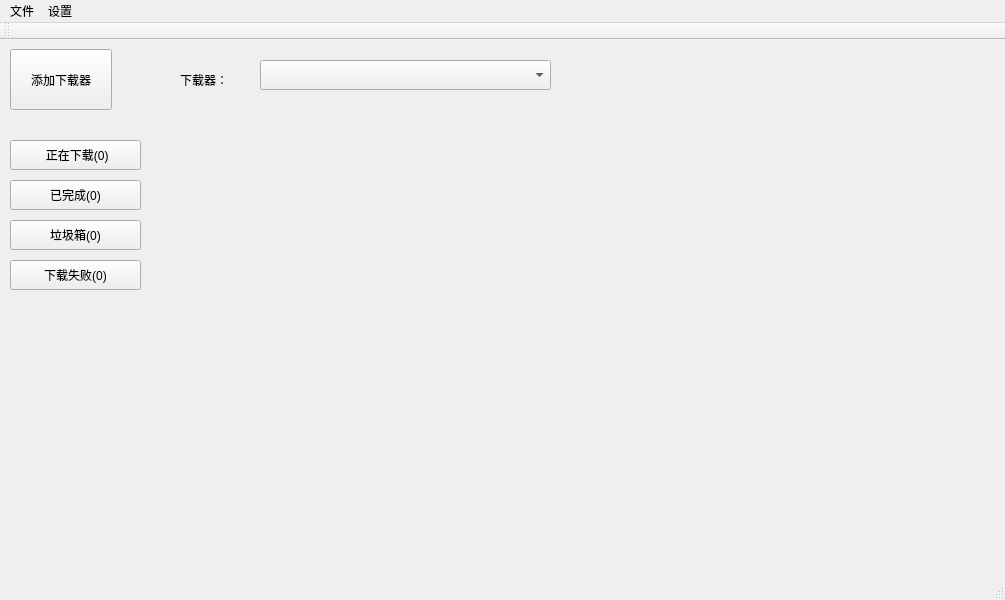
Old version of the form mainwindow.ui in the repository uestcer/thunderXware.
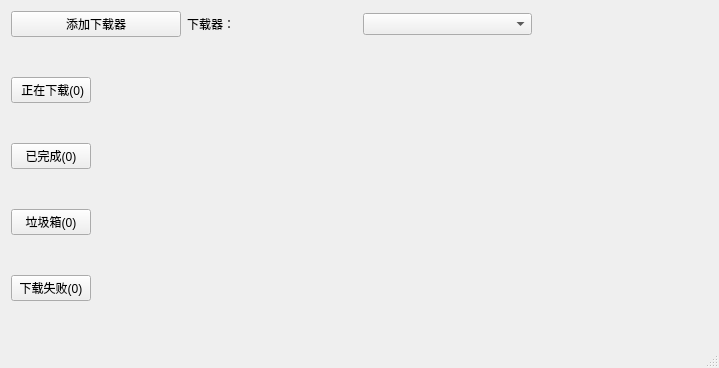
New version of the form.

Patch:
```diff
--- a/mainwindow.ui
+++ b/mainwindow.ui
@@ -6,33 +6,50 @@
    <rect>
     <x>0</x>
     <y>0</y>
-    <width>1005</width>
-    <height>600</height>
+    <width>719</width>
+    <height>368</height>
    </rect>
   </property>
   <property name="windowTitle">
    <string>thunderXware</string>
   </property>
   <widget class="QWidget" name="centralWidget">
-   <widget class="QStackedWidget" name="stackedWidget">
-    <property name="geometry">
-     <rect>
-      <x>165</x>
-      <y>54</y>
-      <width>831</width>
-      <height>471</height>
-     </rect>
-    </property>
-   </widget>
+   <layout class="QGridLayout" name="gridLayout">
+    <item row="0" column="0" colspan="2">
+     <layout class="QHBoxLayout" name="horizontalLayout">
+      <item>
+       <widget class="QPushButton" name="pushButton">
+        <property name="enabled">
+         <bool>true</bool>
+        </property>
+        <property name="text">
+         <string>添加下载器</string>
+        </property>
+       </widget>
+      </item>
+      <item>
+       <widget class="QLabel" name="label">
+        <property name="text">
+         <string>下载器：</string>
+        </property>
+       </widget>
+      </item>
+      <item>
+       <widget class="QComboBox" name="selectDownloader"/>
+      </item>
+      <item>
+       <widget class="QLabel" name="downloaderStatus">
+        <property name="text">
+         <string/>
+        </property>
+       </widget>
+      </item>
+     </layout>
+    </item>
+    <item row="1" column="0">
+     <layout class="QVBoxLayout" name="verticalLayout">
+      <item>
    <widget class="QPushButton" name="buttonDownloading">
-    <property name="geometry">
-     <rect>
-      <x>10</x>
-      <y>100</y>
-      <width>131</width>
-      <height>30</height>
-     </rect>
-    </property>
     <property name="layoutDirection">
      <enum>Qt::LeftToRight</enum>
     </property>
@@ -46,41 +63,23 @@
      <bool>false</bool>
     </property>
    </widget>
+      </item>
+      <item>
    <widget class="QPushButton" name="buttonComplete">
-    <property name="geometry">
-     <rect>
-      <x>10</x>
-      <y>140</y>
-      <width>131</width>
-      <height>30</height>
-     </rect>
-    </property>
     <property name="text">
      <string>已完成(0)</string>
     </property>
    </widget>
+      </item>
+      <item>
    <widget class="QPushButton" name="buttonTrash">
-    <property name="geometry">
-     <rect>
-      <x>10</x>
-      <y>180</y>
-      <width>131</width>
-      <height>30</height>
-     </rect>
-    </property>
     <property name="text">
      <string>垃圾箱(0)</string>
     </property>
    </widget>
+      </item>
+      <item>
    <widget class="QPushButton" name="buttonFail">
-    <property name="geometry">
-     <rect>
-      <x>10</x>
-      <y>220</y>
-      <width>131</width>
-      <height>30</height>
-     </rect>
-    </property>
     <property name="focusPolicy">
      <enum>Qt::StrongFocus</enum>
     </property>
@@ -91,89 +90,13 @@
      <bool>false</bool>
     </property>
    </widget>
-   <widget class="QComboBox" name="selectDownloader">
-    <property name="geometry">
-     <rect>
-      <x>260</x>
-      <y>20</y>
-      <width>291</width>
-      <height>30</height>
-     </rect>
-    </property>
-   </widget>
-   <widget class="QLabel" name="label">
-    <property name="geometry">
-     <rect>
-      <x>180</x>
-      <y>30</y>
-      <width>67</width>
-      <height>20</height>
-     </rect>
-    </property>
-    <property name="text">
-     <string>下载器：</string>
-    </property>
-   </widget>
-   <widget class="QLabel" name="downloaderStatus">
-    <property name="geometry">
-     <rect>
-      <x>560</x>
-      <y>20</y>
-      <width>67</width>
-      <height>20</height>
-     </rect>
-    </property>
-    <property name="text">
-     <string/>
-    </property>
-   </widget>
-   <widget class="QPushButton" name="pushButton">
-    <property name="geometry">
-     <rect>
-      <x>10</x>
-      <y>9</y>
-      <width>102</width>
-      <height>61</height>
-     </rect>
-    </property>
-    <property name="text">
-     <string>添加下载器</string>
-    </property>
-   </widget>
-  </widget>
-  <widget class="QMenuBar" name="menuBar">
-   <property name="geometry">
-    <rect>
-     <x>0</x>
-     <y>0</y>
-     <width>1005</width>
-     <height>28</height>
-    </rect>
-   </property>
-   <widget class="QMenu" name="menu">
-    <property name="title">
-     <string>文件</string>
-    </property>
-   </widget>
-   <widget class="QMenu" name="menu_2">
-    <property name="title">
-     <string>设置</string>
-    </property>
-    <addaction name="separator"/>
-    <addaction name="separator"/>
-    <addaction name="action_3"/>
-    <addaction name="action_4"/>
-   </widget>
-   <addaction name="menu"/>
-   <addaction name="menu_2"/>
-  </widget>
-  <widget class="QToolBar" name="mainToolBar">
-   <attribute name="toolBarArea">
-    <enum>TopToolBarArea</enum>
-   </attribute>
-   <attribute name="toolBarBreak">
-    <bool>false</bool>
-   </attribute>
+      </item>
+     </layout>
+    </item>
+    <item row="1" column="1">
+     <widget class="QStackedWidget" name="stackedWidget"/>
+    </item>
+   </layout>
   </widget>
   <widget class="QStatusBar" name="statusBar"/>
   <action name="action_3">
```
Lines whose indentation alone changed are shown as unchanged.
